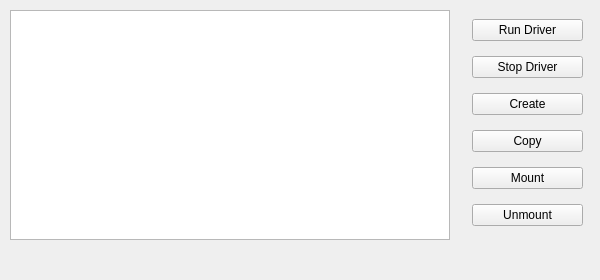
The window that ved/UserPrograms/GUI no connect/mainwindow.ui (dumitory-dev/VED) describes before a commit, drawn with Qt 5.
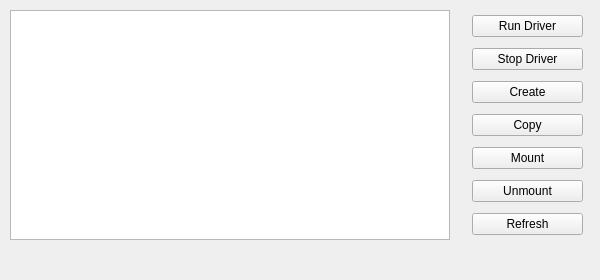
The same window after the commit.

```diff
--- a/ved/UserPrograms/GUI no connect/mainwindow.ui
+++ b/ved/UserPrograms/GUI no connect/mainwindow.ui
@@ -136,6 +136,13 @@
        </property>
       </widget>
      </item>
+     <item>
+      <widget class="QPushButton" name="Refresh">
+       <property name="text">
+        <string>Refresh</string>
+       </property>
+      </widget>
+     </item>
     </layout>
    </widget>
   </widget>
```
Left out of the diff: 3 changed lines with no effect on the pictures.
